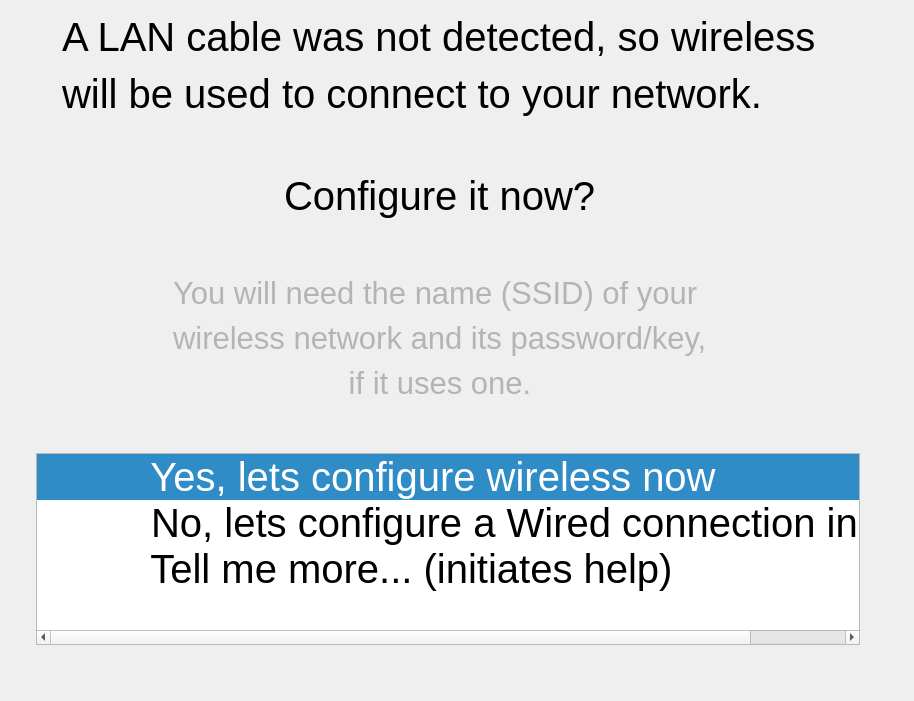
This is setupwizard/form/nwirelessconfigquery.ui in neuros/tvpc as Qt 5 draws it before an edit. The edited form follows.
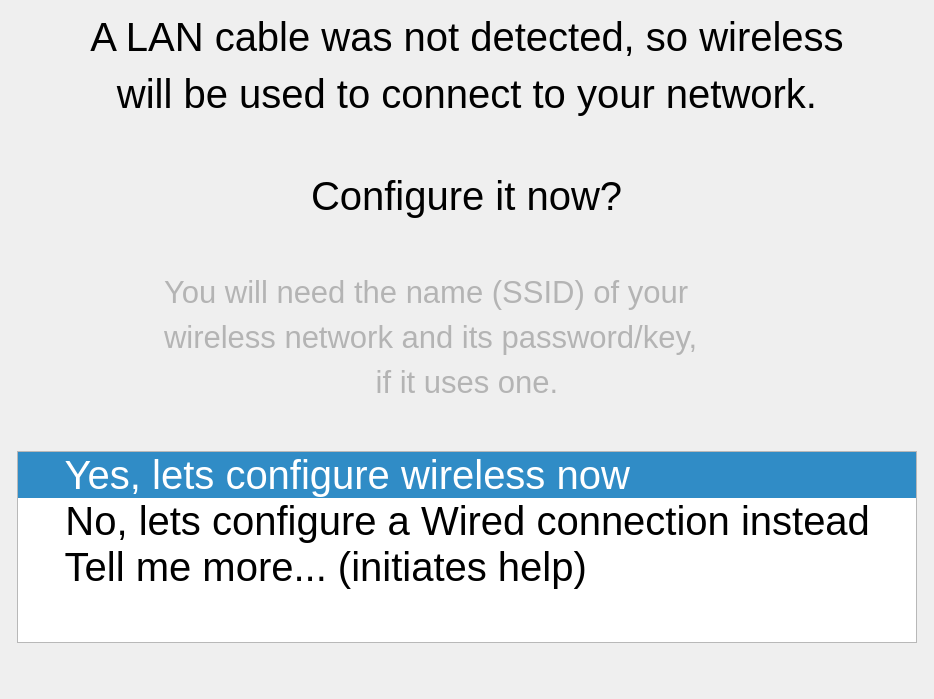
This is the edited form.

What changed in the file:
```diff
--- a/setupwizard/form/nwirelessconfigquery.ui
+++ b/setupwizard/form/nwirelessconfigquery.ui
@@ -1,32 +1,32 @@
 <ui version="4.0" >
- <class>NWirelessConfigQueryDlg</class>
- <widget class="QDialog" name="NWirelessConfigQueryDlg" >
+ <class>NWirelessConfigQueryForm</class>
+ <widget class="QWidget" name="NWirelessConfigQueryForm" >
   <property name="geometry" >
    <rect>
     <x>0</x>
     <y>0</y>
-    <width>914</width>
-    <height>701</height>
+    <width>930</width>
+    <height>699</height>
    </rect>
   </property>
   <property name="windowTitle" >
    <string>Wireless will be used</string>
   </property>
   <layout class="QGridLayout" name="gridLayout" >
-   <item row="0" column="0" colspan="2" >
+   <item row="0" column="0" >
     <spacer name="horizontalSpacer" >
      <property name="orientation" >
       <enum>Qt::Horizontal</enum>
      </property>
      <property name="sizeHint" stdset="0" >
       <size>
-       <width>41</width>
+       <width>21</width>
        <height>51</height>
       </size>
      </property>
     </spacer>
    </item>
-   <item row="0" column="2" colspan="5" >
+   <item row="0" column="1" colspan="5" >
     <widget class="QLabel" name="label" >
      <property name="font" >
       <font>
@@ -36,35 +36,38 @@
      <property name="text" >
       <string>A LAN cable was not detected, so wireless</string>
      </property>
+     <property name="alignment" >
+      <set>Qt::AlignCenter</set>
+     </property>
     </widget>
    </item>
-   <item row="0" column="7" colspan="2" >
+   <item row="0" column="6" >
     <spacer name="horizontalSpacer_3" >
      <property name="orientation" >
       <enum>Qt::Horizontal</enum>
      </property>
      <property name="sizeHint" stdset="0" >
       <size>
-       <width>77</width>
+       <width>32</width>
        <height>51</height>
       </size>
      </property>
     </spacer>
    </item>
-   <item row="1" column="0" colspan="2" >
+   <item row="1" column="0" >
     <spacer name="horizontalSpacer_2" >
      <property name="orientation" >
       <enum>Qt::Horizontal</enum>
      </property>
      <property name="sizeHint" stdset="0" >
       <size>
-       <width>41</width>
+       <width>21</width>
        <height>51</height>
       </size>
      </property>
     </spacer>
    </item>
-   <item row="1" column="2" colspan="5" >
+   <item row="1" column="1" colspan="5" >
     <widget class="QLabel" name="label_2" >
      <property name="font" >
       <font>
@@ -74,22 +77,25 @@
      <property name="text" >
       <string>will be used to connect to your network.</string>
      </property>
+     <property name="alignment" >
+      <set>Qt::AlignCenter</set>
+     </property>
     </widget>
    </item>
-   <item row="1" column="7" colspan="2" >
+   <item row="1" column="6" >
     <spacer name="horizontalSpacer_4" >
      <property name="orientation" >
       <enum>Qt::Horizontal</enum>
      </property>
      <property name="sizeHint" stdset="0" >
       <size>
-       <width>77</width>
+       <width>32</width>
        <height>51</height>
       </size>
      </property>
     </spacer>
    </item>
-   <item row="2" column="4" >
+   <item row="2" column="3" >
     <spacer name="verticalSpacer_2" >
      <property name="orientation" >
       <enum>Qt::Vertical</enum>
@@ -102,20 +108,20 @@
      </property>
     </spacer>
    </item>
-   <item row="3" column="0" colspan="4" >
+   <item row="3" column="0" colspan="3" >
     <spacer name="horizontalSpacer_5" >
      <property name="orientation" >
       <enum>Qt::Horizontal</enum>
      </property>
      <property name="sizeHint" stdset="0" >
       <size>
-       <width>267</width>
+       <width>293</width>
        <height>51</height>
       </size>
      </property>
     </spacer>
    </item>
-   <item row="3" column="4" >
+   <item row="3" column="3" >
     <widget class="QLabel" name="label_3" >
      <property name="font" >
       <font>
@@ -127,20 +133,20 @@
      </property>
     </widget>
    </item>
-   <item row="3" column="5" colspan="4" >
+   <item row="3" column="4" colspan="3" >
     <spacer name="horizontalSpacer_6" >
      <property name="orientation" >
       <enum>Qt::Horizontal</enum>
      </property>
      <property name="sizeHint" stdset="0" >
       <size>
-       <width>302</width>
+       <width>292</width>
        <height>51</height>
       </size>
      </property>
     </spacer>
    </item>
-   <item row="4" column="4" >
+   <item row="4" column="3" >
     <spacer name="verticalSpacer_3" >
      <property name="orientation" >
       <enum>Qt::Vertical</enum>
@@ -148,25 +154,25 @@
      <property name="sizeHint" stdset="0" >
       <size>
        <width>306</width>
-       <height>40</height>
+       <height>39</height>
       </size>
      </property>
     </spacer>
    </item>
-   <item row="5" column="0" colspan="3" >
+   <item row="5" column="0" colspan="2" >
     <spacer name="horizontalSpacer_7" >
      <property name="orientation" >
       <enum>Qt::Horizontal</enum>
      </property>
      <property name="sizeHint" stdset="0" >
       <size>
-       <width>152</width>
+       <width>145</width>
        <height>39</height>
       </size>
      </property>
     </spacer>
    </item>
-   <item row="5" column="3" colspan="3" >
+   <item row="5" column="2" colspan="3" >
     <widget class="QLabel" name="label_4" >
      <property name="palette" >
       <palette>
@@ -215,33 +221,33 @@
      </property>
     </widget>
    </item>
-   <item row="5" column="6" colspan="3" >
+   <item row="5" column="5" colspan="2" >
     <spacer name="horizontalSpacer_8" >
      <property name="orientation" >
       <enum>Qt::Horizontal</enum>
      </property>
      <property name="sizeHint" stdset="0" >
       <size>
-       <width>188</width>
+       <width>145</width>
        <height>39</height>
       </size>
      </property>
     </spacer>
    </item>
-   <item row="6" column="0" colspan="3" >
+   <item row="6" column="0" colspan="2" >
     <spacer name="horizontalSpacer_9" >
      <property name="orientation" >
       <enum>Qt::Horizontal</enum>
      </property>
      <property name="sizeHint" stdset="0" >
       <size>
-       <width>152</width>
+       <width>145</width>
        <height>39</height>
       </size>
      </property>
     </spacer>
    </item>
-   <item row="6" column="3" colspan="3" >
+   <item row="6" column="2" colspan="3" >
     <widget class="QLabel" name="label_5" >
      <property name="palette" >
       <palette>
@@ -290,33 +296,33 @@
      </property>
     </widget>
    </item>
-   <item row="6" column="6" colspan="3" >
+   <item row="6" column="5" colspan="2" >
     <spacer name="horizontalSpacer_10" >
      <property name="orientation" >
       <enum>Qt::Horizontal</enum>
      </property>
      <property name="sizeHint" stdset="0" >
       <size>
-       <width>188</width>
+       <width>145</width>
        <height>39</height>
       </size>
      </property>
     </spacer>
    </item>
-   <item row="7" column="0" colspan="4" >
+   <item row="7" column="0" colspan="3" >
     <spacer name="horizontalSpacer_11" >
      <property name="orientation" >
       <enum>Qt::Horizontal</enum>
      </property>
      <property name="sizeHint" stdset="0" >
       <size>
-       <width>267</width>
+       <width>293</width>
        <height>39</height>
       </size>
      </property>
     </spacer>
    </item>
-   <item row="7" column="4" >
+   <item row="7" column="3" >
     <widget class="QLabel" name="label_6" >
      <property name="palette" >
       <palette>
@@ -368,20 +374,20 @@
      </property>
     </widget>
    </item>
-   <item row="7" column="5" colspan="4" >
+   <item row="7" column="4" colspan="3" >
     <spacer name="horizontalSpacer_12" >
      <property name="orientation" >
       <enum>Qt::Horizontal</enum>
      </property>
      <property name="sizeHint" stdset="0" >
       <size>
-       <width>302</width>
+       <width>292</width>
        <height>39</height>
       </size>
      </property>
     </spacer>
    </item>
-   <item row="8" column="4" >
+   <item row="8" column="3" >
     <spacer name="verticalSpacer_4" >
      <property name="orientation" >
       <enum>Qt::Vertical</enum>
@@ -394,11 +400,11 @@
      </property>
     </spacer>
    </item>
-   <item rowspan="2" row="9" column="1" colspan="7" >
+   <item row="9" column="1" colspan="5" >
     <widget class="QListWidget" name="selectList" >
      <property name="minimumSize" >
       <size>
-       <width>700</width>
+       <width>900</width>
        <height>0</height>
       </size>
      </property>
@@ -410,27 +416,33 @@
      <property name="locale" >
       <locale country="UnitedStates" language="English" />
      </property>
+     <property name="verticalScrollBarPolicy" >
+      <enum>Qt::ScrollBarAlwaysOff</enum>
+     </property>
+     <property name="horizontalScrollBarPolicy" >
+      <enum>Qt::ScrollBarAlwaysOff</enum>
+     </property>
      <property name="currentRow" >
       <number>0</number>
      </property>
      <item>
       <property name="text" >
-       <string>          Yes, lets configure wireless now</string>
+       <string>    Yes, lets configure wireless now</string>
       </property>
      </item>
      <item>
       <property name="text" >
-       <string>          No, lets configure a Wired connection instead </string>
+       <string>    No, lets configure a Wired connection instead </string>
       </property>
      </item>
      <item>
       <property name="text" >
-       <string>          Tell me more... (initiates help)</string>
+       <string>    Tell me more... (initiates help)</string>
       </property>
      </item>
     </widget>
    </item>
-   <item row="12" column="4" >
+   <item row="10" column="3" >
     <spacer name="verticalSpacer" >
      <property name="orientation" >
       <enum>Qt::Vertical</enum>
```
Left out of the diff: 2 changed lines with no effect on the pictures.
